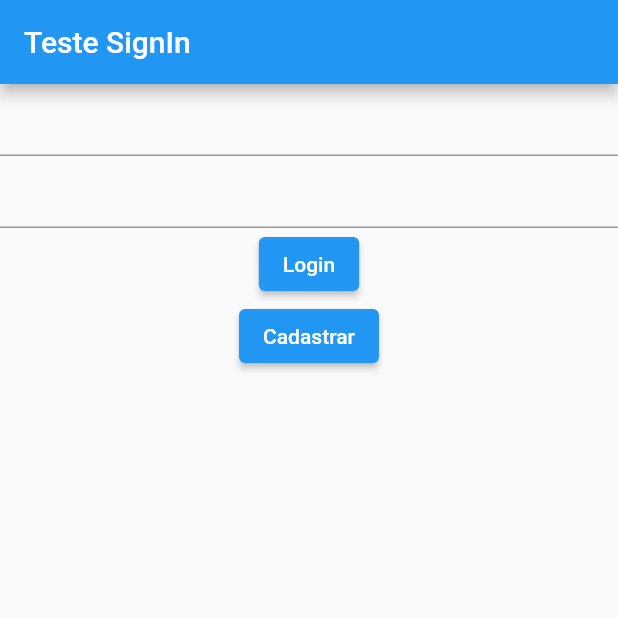
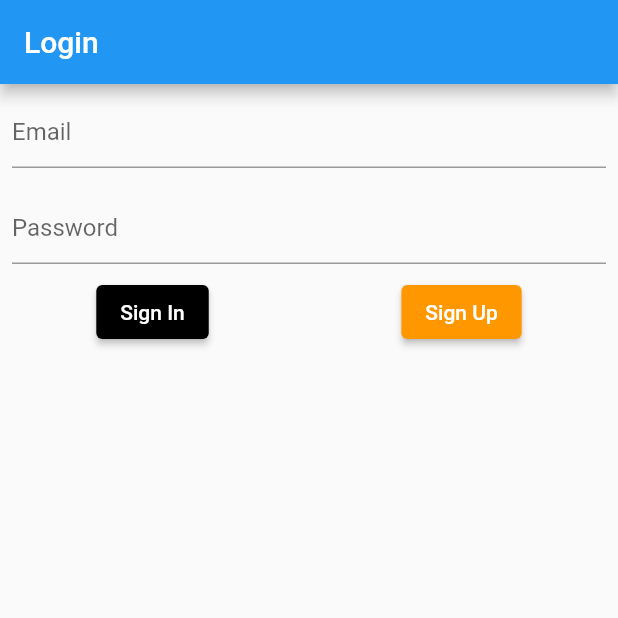
Before and after one commit to lgrotrab/designer_diary, a Flutter app: the screen it shows after launch, on a phone screen of 412 x 824 dp, the top half of it. Run offline on Flutter 3.47's test engine with Material 2 defaults, Android fonts, the phone set to English and light mode, and no system bars; our stand-ins replace cloud_firestore, firebase_auth, firebase_core; accounts and stored records are empty.

Commit message:
Consertando erros e refazendo sign in e sign out básico utilizando a lógica do firebase

```diff
--- a/lib/main.dart
+++ b/lib/main.dart
@@ -1,71 +1,9 @@
-import 'package:designer_diary/firebase/authentication.dart';
+import 'package:designer_diary/src/app.dart';
+import 'package:firebase_core/firebase_core.dart';
 import 'package:flutter/material.dart';
 
-void main() {
-  runApp(MyApp());
+void main() async {
+  WidgetsFlutterBinding.ensureInitialized();
+  await Firebase.initializeApp();
+  runApp(App());
 }
-
-class MyApp extends StatelessWidget {
-  // This widget is the root of your application.
-  @override
-  Widget build(BuildContext context) {
-    return MaterialApp(
-      title: 'Flutter Demo',
-      theme: ThemeData(
-        // This is the theme of your application.
-        //
-        // Try running your application with "flutter run". You'll see the
-        // application has a blue toolbar. Then, without quitting the app, try
-        // changing the primarySwatch below to Colors.green and then invoke
-        // "hot reload" (press "r" in the console where you ran "flutter run",
-        // or simply save your changes to "hot reload" in a Flutter IDE).
-        // Notice that the counter didn't reset back to zero; the application
-        // is not restarted.
-        primarySwatch: Colors.blue,
-      ),
-      home: homePage(),
-    );
-  }
-}
-
-class homePage extends StatelessWidget {
-  homePage({Key? key}) : super(key: key);
-
-  TextEditingController emailController = TextEditingController();
-  TextEditingController passwordController = TextEditingController();
-
-  @override
-  Widget build(BuildContext context) {
-    return Scaffold(
-      appBar: AppBar(
-        title: Text('Teste SignIn'),
-      ),
-      body: Column(
-        children: [
-          TextField(
-            controller: emailController,
-          ),
-          TextField(
-            controller: passwordController,
-            obscureText: true,
-          ),
-          ElevatedButton(
-            onPressed: () {
-              signIn(emailController.text, passwordController.text);
-            },
-            child: Text('Login'),
-          ),
-          ElevatedButton(
-            onPressed: () {
-              register(
-                emailController.text,
-                passwordController.text,
-              );
-            },
-            child: Text('Cadastrar'),
-          )
-        ],
-      ),
-    );
-  }
-}
--- /dev/null
+++ b/lib/src/app.dart
@@ -0,0 +1,15 @@
+import 'package:designer_diary/src/screens/loginPageTest.dart';
+import 'package:flutter/material.dart';
+
+class App extends StatelessWidget {
+  @override
+  Widget build(BuildContext context) {
+    return MaterialApp(
+      title: 'Flutter Demo',
+      theme: ThemeData(
+        primarySwatch: Colors.blue,
+      ),
+      home: LoginPageTest(),
+    );
+  }
+}
--- a/lib/firebase/firestore.dart
+++ b/lib/src/firebase/firestore.dart
@@ -1,8 +1,9 @@
 import 'package:cloud_firestore/cloud_firestore.dart';
 import 'package:firebase_core/firebase_core.dart';
 
+FirebaseApp designerDiary = Firebase.app('designer-diary');
+
 Future<void> addUser(String email, String id) async {
-  await Firebase.initializeApp();
   CollectionReference users = FirebaseFirestore.instance.collection('users');
   var post = ({'email': email, 'type': 'cliente'});
   await users.doc(id).set(post);
--- /dev/null
+++ b/lib/src/screens/loginPageTest.dart
@@ -0,0 +1,106 @@
+import 'package:designer_diary/src/firebase/firestore.dart';
+import 'package:designer_diary/src/screens/firstPage.dart';
+import 'package:firebase_auth/firebase_auth.dart';
+import 'package:flutter/material.dart';
+
+class LoginPageTest extends StatelessWidget {
+  TextEditingController emailController = TextEditingController();
+  TextEditingController passwordController = TextEditingController();
+  final auth = FirebaseAuth.instance;
+
+  @override
+  Widget build(BuildContext context) {
+    return Scaffold(
+      appBar: AppBar(
+        title: Text('Login'),
+      ),
+      body: Column(
+        children: [
+          Padding(
+            padding: const EdgeInsets.all(8.0),
+            child: TextField(
+              keyboardType: TextInputType.emailAddress,
+              controller: emailController,
+              decoration: InputDecoration(
+                hintText: 'Email',
+              ),
+            ),
+          ),
+          Padding(
+            padding: const EdgeInsets.all(8.0),
+            child: TextField(
+              controller: passwordController,
+              obscureText: true,
+              decoration: InputDecoration(
+                hintText: 'Password',
+              ),
+            ),
+          ),
+          Row(
+            mainAxisAlignment: MainAxisAlignment.spaceAround,
+            children: [
+              ElevatedButton(
+                onPressed: () {
+                  _signIn(context);
+                },
+                child: Text('Sign In'),
+                style: ElevatedButton.styleFrom(primary: Colors.black),
+              ),
+              ElevatedButton(
+                  onPressed: () {
+                    _signUp(context);
+                  },
+                  child: Text('Sign Up'),
+                  style: ElevatedButton.styleFrom(primary: Colors.orange))
+            ],
+          )
+        ],
+      ),
+    );
+  }
+
+  void _signUp(BuildContext context) {
+    try {
+      auth
+          .createUserWithEmailAndPassword(
+              email: emailController.text, password: passwordController.text)
+          .then((value) {
+        addUser(value.user!.email!, value.user!.uid);
+        Navigator.push(
+          context,
+          MaterialPageRoute(builder: (context) => FirstPage()),
+        );
+      });
+    } on FirebaseAuthException catch (e) {
+      if (e.code == 'weak-password') {
+        print('The password provided is too weak.');
+      } else if (e.code == 'email-already-in-use') {
+        print('The account already exists for that email.');
+      }
+    } catch (e) {
+      print(e);
+    }
+  }
+
+  void _signIn(BuildContext context) {
+    try {
+      auth
+          .signInWithEmailAndPassword(
+              email: emailController.text, password: passwordController.text)
+          .then((value) {
+        Navigator.push(
+          context,
+          MaterialPageRoute(builder: (context) => FirstPage()),
+        );
+      });
+    } on FirebaseAuthException catch (error) {
+      if (error.code == 'user-not-found') {
+        print('User doesnt exist');
+      } else if (error.code == 'wrong-password') {
+        print('Password doenst existe');
+      }
+    } catch (error) {
+      print(error);
+    }
+  }
+}
```
Also changed, not shown: lib/firebase/authentication.dart (deleted, +0 -45 lines), lib/src/screens/firstPage.dart (added, +23 -0 lines), lib/src/components/components.txt (renamed from lib/components/components.txt), lib/src/database/dao/dao.txt (renamed from lib/database/dao/dao.txt), lib/src/database/database.txt (renamed from lib/database/database.txt), lib/src/model/model.txt (renamed from lib/model/model.txt), lib/src/screens/screens.txt (renamed from lib/screens/screens.txt), 1 other file.
